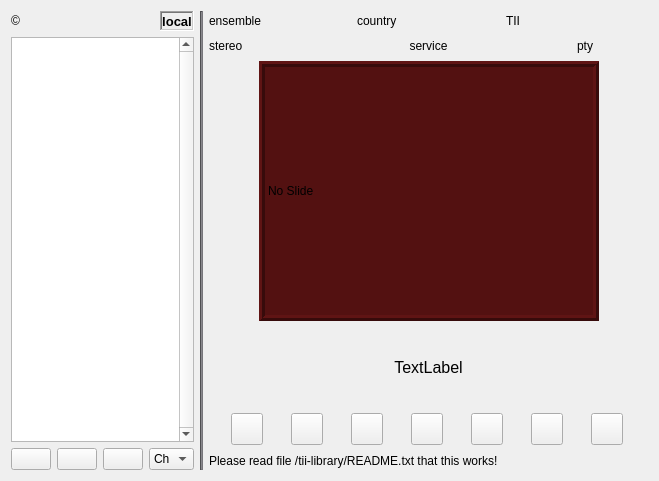
Above: forms/dabradio.ui from tomneda/DABstar before the change. Below: the same form after it.
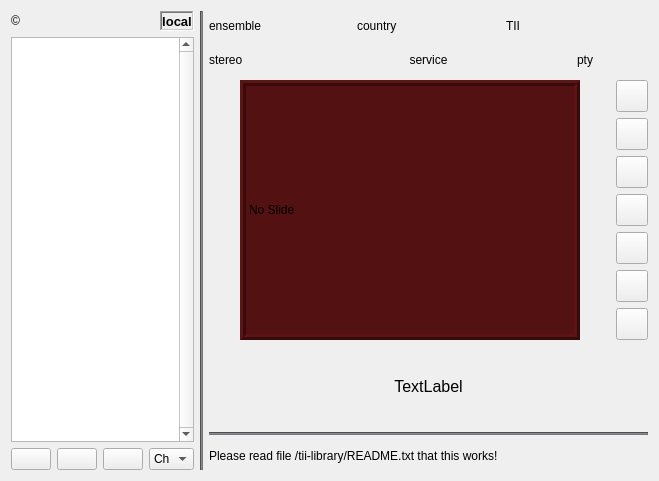
That is the form after the change. Icons and pictures are not drawn.

Commit message: Set main widget to fixed size

```diff
--- a/forms/dabradio.ui
+++ b/forms/dabradio.ui
@@ -1,7 +1,7 @@
 <?xml version="1.0" encoding="UTF-8"?>
 <ui version="4.0">
- <class>dabradio</class>
- <widget class="QWidget" name="dabradio">
+ <class>DabRadio</class>
+ <widget class="QWidget" name="DabRadio">
   <property name="geometry">
    <rect>
     <x>0</x>
@@ -50,6 +50,9 @@
            <bold>true</bold>
           </font>
          </property>
+         <property name="toolTip">
+          <string>&lt;html&gt;&lt;head/&gt;&lt;body&gt;&lt;p&gt;Date and time, taken from DAB data stream.&lt;/p&gt;&lt;/body&gt;&lt;/html&gt;</string>
+         </property>
          <property name="frameShape">
           <enum>QFrame::WinPanel</enum>
          </property>
@@ -247,7 +250,7 @@
          </property>
          <property name="sizeHint" stdset="0">
           <size>
-           <width>40</width>
+           <width>20</width>
            <height>20</height>
           </size>
          </property>
@@ -300,57 +303,40 @@
          </property>
          <property name="sizeHint" stdset="0">
           <size>
-           <width>40</width>
+           <width>20</width>
            <height>20</height>
           </size>
          </property>
         </spacer>
        </item>
-      </layout>
-     </item>
      <item>
-      <widget class="QLabel" name="lblDynText">
+        <layout class="QVBoxLayout" name="verticalLayout_2">
+         <item>
+          <widget class="QPushButton" name="muteButton">
        <property name="minimumSize">
         <size>
-         <width>0</width>
-         <height>80</height>
+             <width>32</width>
+             <height>32</height>
         </size>
        </property>
        <property name="maximumSize">
         <size>
-         <width>16777215</width>
-         <height>80</height>
-        </size>
-       </property>
-       <property name="font">
-        <font>
-         <pointsize>12</pointsize>
-         <stylestrategy>PreferDefault</stylestrategy>
-         <kerning>true</kerning>
-        </font>
-       </property>
-       <property name="toolTip">
-        <string notr="true"/>
-       </property>
-       <property name="text">
-        <string>TextLabel</string>
-       </property>
-       <property name="textFormat">
-        <enum>Qt::PlainText</enum>
-       </property>
-       <property name="scaledContents">
-        <bool>false</bool>
-       </property>
-       <property name="alignment">
-        <set>Qt::AlignCenter</set>
-       </property>
-       <property name="wordWrap">
-        <bool>true</bool>
+             <width>32</width>
+             <height>32</height>
+            </size>
+           </property>
+           <property name="icon">
+            <iconset resource="../resources.qrc">
+             <normaloff>:/res/icons/unmuted24.png</normaloff>:/res/icons/unmuted24.png</iconset>
+           </property>
+           <property name="iconSize">
+            <size>
+             <width>24</width>
+             <height>24</height>
+            </size>
        </property>
       </widget>
      </item>
-     <item>
-      <layout class="QHBoxLayout" name="horizontalLayout_10">
        <item>
         <widget class="QPushButton" name="scanButton">
          <property name="minimumSize">
@@ -366,7 +352,7 @@
           </size>
          </property>
          <property name="toolTip">
-          <string>&lt;html&gt;&lt;head/&gt;&lt;body&gt;&lt;p&gt;Start or stop a scan. The scanMode can be selected in the configuration-control widget&lt;/p&gt;&lt;/body&gt;&lt;/html&gt;</string>
+            <string>&lt;html&gt;&lt;head/&gt;&lt;body&gt;&lt;p&gt;Start or stop a scan&lt;/p&gt;&lt;/body&gt;&lt;/html&gt;</string>
          </property>
          <property name="icon">
           <iconset resource="../resources.qrc">
@@ -541,23 +527,60 @@
          </property>
         </widget>
        </item>
+        </layout>
+       </item>
+      </layout>
+     </item>
        <item>
-        <widget class="QPushButton" name="muteButton">
+      <widget class="QLabel" name="lblDynLabel">
          <property name="minimumSize">
           <size>
-           <width>32</width>
-           <height>32</height>
+         <width>0</width>
+         <height>80</height>
           </size>
          </property>
          <property name="maximumSize">
           <size>
-           <width>32</width>
-           <height>32</height>
-          </size>
-         </property>
-        </widget>
-       </item>
-      </layout>
+         <width>16777215</width>
+         <height>80</height>
+        </size>
+       </property>
+       <property name="font">
+        <font>
+         <pointsize>12</pointsize>
+         <stylestrategy>PreferDefault</stylestrategy>
+         <kerning>true</kerning>
+        </font>
+       </property>
+       <property name="toolTip">
+        <string notr="true"/>
+       </property>
+       <property name="text">
+        <string>TextLabel</string>
+       </property>
+       <property name="textFormat">
+        <enum>Qt::PlainText</enum>
+       </property>
+       <property name="scaledContents">
+        <bool>false</bool>
+       </property>
+       <property name="alignment">
+        <set>Qt::AlignCenter</set>
+       </property>
+       <property name="wordWrap">
+        <bool>true</bool>
+       </property>
+      </widget>
+     </item>
+     <item>
+      <widget class="Line" name="line_2">
+       <property name="styleSheet">
+        <string notr="true">background-color: rgb(119, 118, 123);</string>
+       </property>
+       <property name="orientation">
+        <enum>Qt::Horizontal</enum>
+       </property>
+      </widget>
      </item>
      <item>
       <widget class="QLabel" name="lblStationLocation">
```
Lines whose indentation alone changed are shown as unchanged. The commit also changes 2 other files.
